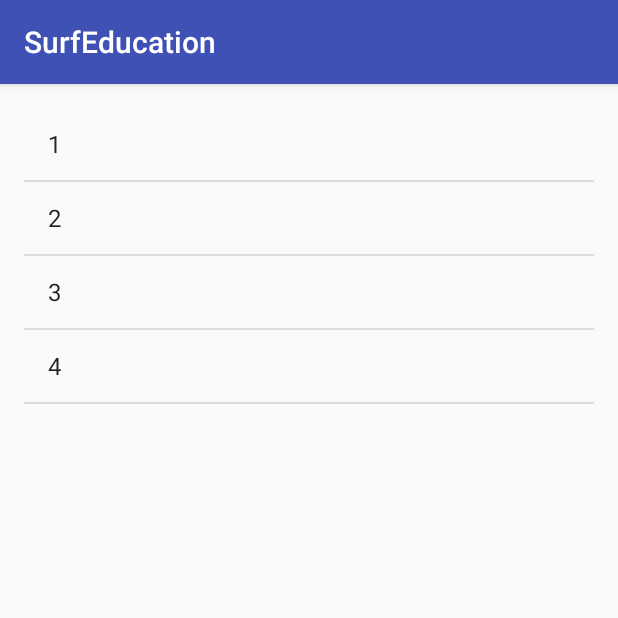
After one commit to Anikei/SurfEducation, an Android app: the CustomActivity screen opened directly, with no data from a screen before it, on a phone screen of 412 x 824 dp, the top half of it. The commit adds this screen. Run offline under Robolectric (Android 15) with nearby library versions, the phone set to English and light mode, and no system bars.

Commit message:
add activity

```diff
--- /dev/null
+++ b/app/src/main/java/com/surf/education/surfeducation/CustomActivity.java
@@ -0,0 +1,56 @@
+package com.surf.education.surfeducation;
+
+import android.support.v7.app.AppCompatActivity;
+import android.os.Bundle;
+import android.widget.ArrayAdapter;
+import android.widget.ListView;
+
+import java.util.LinkedList;
+
+public class CustomActivity extends AppCompatActivity {
+
+    @Override
+    protected void onCreate(Bundle savedInstanceState) {
+        super.onCreate(savedInstanceState);
+        setContentView(R.layout.activity_custom);
+        ListView tasks = (ListView) findViewById(R.id.tasks);
+
+        LinkedList<String> numbers = new LinkedList(); //TODO: move to list
+        numbers.add("1");
+        numbers.add("2");
+        numbers.add("3");
+
+        ArrayAdapter<String> adapter = new ArrayAdapter<String>(this, android.R.layout.simple_list_item_1, numbers);
+        tasks.setAdapter(adapter);
+
+        adapter.add("4");
+        adapter.notifyDataSetChanged();
+
+        //TODO: adapter.setOnClickListener
+
+    }
+}
+
+/*
+AdapterView - ListView, GridView, Spinner(dropdown), Gallery(стар и не нужен)
+
+Для связи с данными используется Adapter-class
+new ArreyAdapter(Context context, int resId...
+
+listView.setAdapter(adapter)
+R.layout. - стандартный для
+
+
+Страна с флагом - пример с getView
+
+notifyDataSetChanged() - использовать для обновления списков, если что-то поменялось
+*/
+
+/*
+GridViev -
+AUTO_FIT - задает число столбцов исходя из его ширины
+
+
+SpinnerView
+getDropDownView - getView, но для случая, когда список отрисован
+ */
--- a/app/src/main/java/com/surf/education/surfeducation/StepperView.java
+++ b/app/src/main/java/com/surf/education/surfeducation/StepperView.java
@@ -4,9 +4,11 @@ import android.content.Context;
 import android.content.res.TypedArray;
 import android.util.AttributeSet;
 import android.view.View;
+import android.view.ViewDebug;
 import android.widget.ImageButton;
 import android.widget.LinearLayout;
 import android.widget.TextView;
+import android.util.Log;
 
 public class StepperView extends LinearLayout {
     ImageButton plusButton;
@@ -49,10 +51,12 @@ public class StepperView extends LinearLayout {
 
     private void incValue() {
         if (value < MAX_STEPPER_VALUE) {valueField.setText(++value);}
+        Log.d("TAG", Integer.toString(value));
     }
 
     private void decValue() {
         if (value > MIN_STEPPER_VALUE) {value--;}
+        Log.d("TAG", Integer.toString(value));
     }
 
     private void applyAttrs(Context context, AttributeSet attrs) {
--- /dev/null
+++ b/app/src/main/res/layout/activity_custom.xml
@@ -0,0 +1,20 @@
+<?xml version="1.0" encoding="utf-8"?>
+<RelativeLayout xmlns:android="http://schemas.android.com/apk/res/android"
+    xmlns:tools="http://schemas.android.com/tools"
+    android:id="@+id/activity_custom"
+    android:layout_width="match_parent"
+    android:layout_height="match_parent"
+    android:paddingBottom="@dimen/activity_vertical_margin"
+    android:paddingLeft="@dimen/activity_horizontal_margin"
+    android:paddingRight="@dimen/activity_horizontal_margin"
+    android:paddingTop="@dimen/activity_vertical_margin"
+    tools:context="com.surf.education.surfeducation.CustomActivity">
+
+    <ListView
+        android:layout_width="match_parent"
+        android:layout_height="match_parent"
+        android:id="@+id/tasks"
+        >
+    </ListView>
+
+</RelativeLayout>
```
Also changed, not shown: app/src/main/AndroidManifest.xml (+10 -11 lines).
